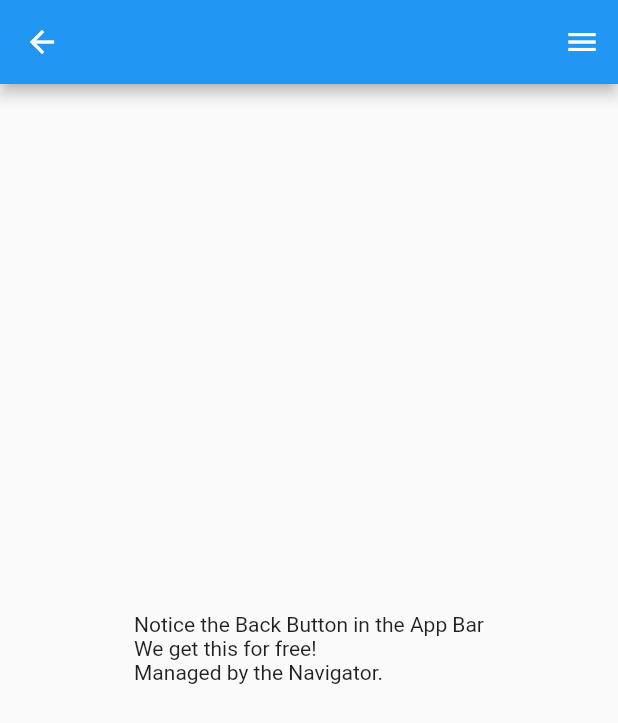
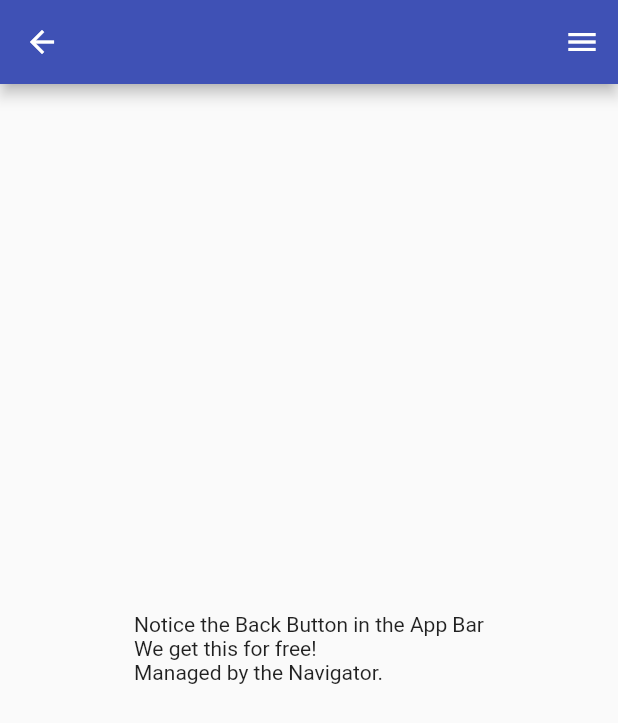
Before and after one commit to willdarnell/journal, a Flutter app: the screen it shows after launch, after a tap on "Click Me!", on a phone screen of 412 x 824 dp. Shown: the top 723 px of the screen. Run offline on Flutter 3.47's test engine with Material 2 defaults, Android fonts, the phone set to English and light mode, and no system bars; our stand-ins replace dynamic_theme, shared_preferences.

Commit message:
dark mode sort of works

```diff
--- a/lib/app.dart
+++ b/lib/app.dart
@@ -2,6 +2,8 @@ import 'package:flutter/material.dart';
 import 'package:journal/screens/home_page.dart';
 import 'package:journal/screens/journal_entry.dart';
 import 'package:shared_preferences/shared_preferences.dart';
+import 'package:dynamic_theme/dynamic_theme.dart';
+
 
 class App extends StatefulWidget {
 
@@ -20,26 +22,23 @@ class _AppState extends State<App> {
   @override
   void initState() {
     super.initState();
-    _getTheme();
   }
 
-  _getTheme() async {
-    SharedPreferences prefs = await SharedPreferences.getInstance();
-    setState(() {
-      _dark = (prefs.getBool('dark') ?? true);
-    });
-  }
-  _setTheme() async {
-    SharedPreferences prefs = await SharedPreferences.getInstance();
-    setState(() {
-      _dark = (prefs.getBool('dark') ? true: false);
-      prefs.setBool('dark', _dark);
-    });
-  }
+
   Widget build(BuildContext context) {
-    return MaterialApp(
-        debugShowCheckedModeBanner: false,
-        routes: App.routes,
-      );
+    return new DynamicTheme(
+      defaultBrightness: Brightness.light,
+      data: (brightness) => new ThemeData(
+        primarySwatch: Colors.indigo,
+        brightness: brightness,
+      ),
+      themedWidgetBuilder: (context, theme) {
+        return new MaterialApp(
+          title: 'Flutter Demo',
+          theme: theme,
+          routes: App.routes,
+        );
+      }
+    );
   }
 }
--- a/lib/widgets/drawer.dart
+++ b/lib/widgets/drawer.dart
@@ -1,5 +1,8 @@
 import 'package:flutter/material.dart';
 import 'package:shared_preferences/shared_preferences.dart';
+import 'package:dynamic_theme/dynamic_theme.dart';
+
+
 
 
 class MyDrawer extends StatefulWidget {
@@ -8,20 +11,28 @@ class MyDrawer extends StatefulWidget {
 }
 
 class _MyDrawerState extends State<MyDrawer> {
+  bool _dark = false;
 
-  getSharedPref() async {
-    SharedPreferences prefs = await SharedPreferences.getInstance();
-    bool _dark = prefs.getBool('dark');
+  @override
+  bool _getValue(){
+    if (DynamicTheme.of(context).brightness == Brightness.dark) {
+        _dark = true;
+    }
+    else {
+      _dark = false;
+    }
     return _dark;
   }
-  _setTheme() async {
-    SharedPreferences prefs = await SharedPreferences.getInstance();
-    setState(() {
-      bool _dark = (prefs.getBool('dark') ? true: false);
-      prefs.setBool('dark', _dark);
-    });
+  void changeBrightness() {
+    DynamicTheme.of(context).setBrightness(Theme.of(context).brightness == Brightness.dark? Brightness.light: Brightness.dark);
+    if (DynamicTheme.of(context).brightness == Brightness.dark) {
+        _dark = true;
+    }
+    else {
+      _dark = false;
+    }
   }
-  @override
+
   Widget build(BuildContext context) {
     return Drawer(
   // Add a ListView to the drawer. This ensures the user can scroll
@@ -39,8 +50,8 @@ class _MyDrawerState extends State<MyDrawer> {
       ),
       SwitchListTile(
         title: Text('Dark Mode'),
-        value: getSharedPref(),
-        onChanged: (value) { setState(() { _setTheme(); } );},
+        value: _getValue(),
+        onChanged: (value) { setState(() { changeBrightness();  } );},
 
       )]));
       }
--- a/pubspec.yaml
+++ b/pubspec.yaml
@@ -20,6 +20,8 @@ dependencies:
   flutter:
     sdk: flutter
   shared_preferences: ^0.5.4
+  dynamic_theme: ^1.0.0
+
 
   # The following adds the Cupertino Icons font to your application.
   # Use with the CupertinoIcons class for iOS style icons.
```
Also changed, not shown: pubspec.lock, 3 other files.
